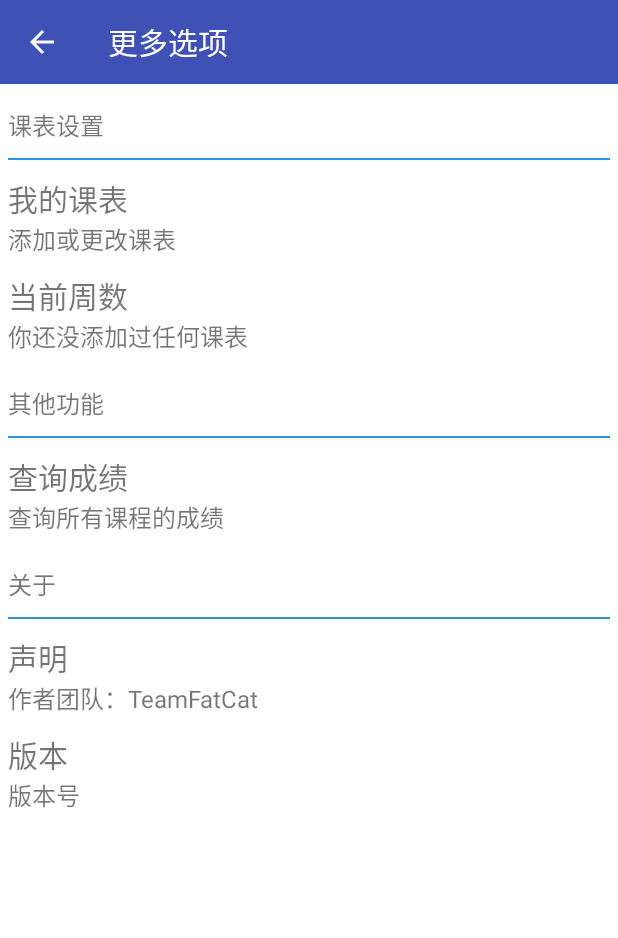
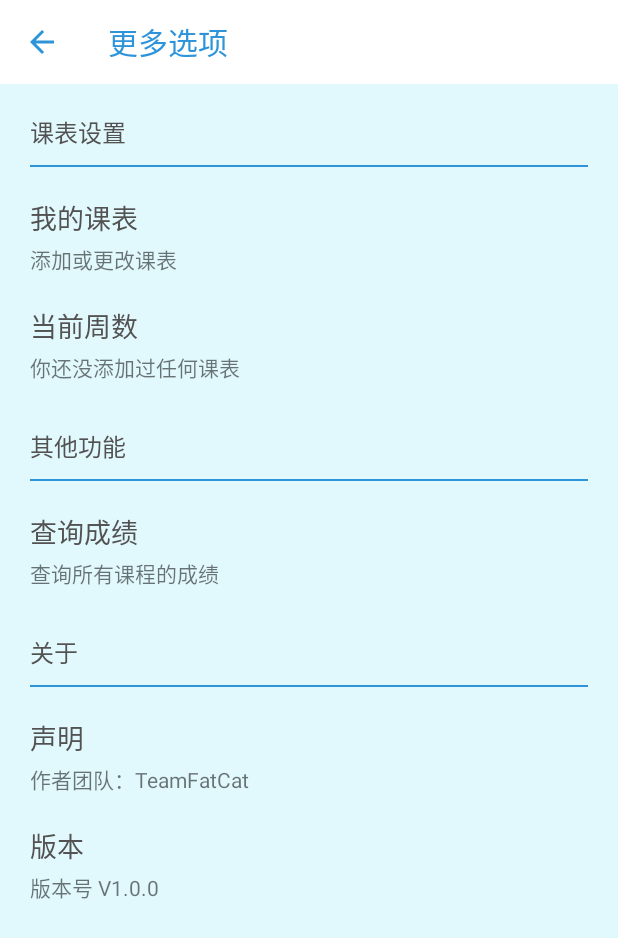
Before and after one commit to EsauLu/CourseTable, an Android app: the SettingActivity screen opened directly, with no data from a screen before it, on a phone screen of 412 x 824 dp. Shown: the top 938 px of the screen. Run offline under Robolectric (Android 15) with nearby library versions, the phone set to English and light mode, and no system bars.

Commit message:
add author info, fix coursetable color and change some style

```diff
--- a/build.gradle
+++ b/build.gradle
@@ -5,7 +5,7 @@ buildscript {
         jcenter()
     }
     dependencies {
-        classpath 'com.android.tools.build:gradle:2.2.0'
+        classpath 'com.android.tools.build:gradle:2.1.0'
 
         // NOTE: Do not place your application dependencies here; they belong
         // in the individual module build.gradle files
--- a/coursetable/src/main/AndroidManifest.xml
+++ b/coursetable/src/main/AndroidManifest.xml
@@ -20,6 +20,7 @@
         </activity>
         <activity android:name=".activity.CourseLoginActivity" />
         <activity android:name=".activity.CourseInfoActivity" />
+        <activity android:name=".activity.StatementActivity" />
 
         <service
             android:name=".jw.service.DataService"
--- a/coursetable/src/main/java/com/fatcat/coursetable/activity/CourseInfoActivity.java
+++ b/coursetable/src/main/java/com/fatcat/coursetable/activity/CourseInfoActivity.java
@@ -48,7 +48,7 @@ public class CourseInfoActivity extends BaseActivity {
         mToolbar = (Toolbar) findViewById(R.id.toolbar);
         // toolbar.setLogo(R.drawable.ic_launcher);
         mToolbar.setTitle(course.getName());// 标题的文字需在setSupportActionBar之前，不然会无效
-        mToolbar.setTitleTextColor(ContextCompat.getColor(this,R.color.colorText));
+        mToolbar.setTitleTextColor(ContextCompat.getColor(this,R.color.colorBlue));
         // toolbar.setSubtitle("副标题");
         setSupportActionBar(mToolbar);
         getSupportActionBar().setDisplayHomeAsUpEnabled(true);
--- a/coursetable/src/main/res/drawable/kb12.xml
+++ b/coursetable/src/main/res/drawable/kb12.xml
@@ -2,10 +2,10 @@
 <shape
     xmlns:android="http://schemas.android.com/apk/res/android"
     android:shape="rectangle">
-    <solid android:color="#B29AFF9A"/>
+    <solid android:color="#B27CCD7C"/>
     <stroke
         android:width="1dp"
-        android:color="#B29AFF9A"
+        android:color="#B27CCD7C"
         />
     <corners android:radius="5dp"/>
 
--- a/coursetable/src/main/res/drawable/kb14.xml
+++ b/coursetable/src/main/res/drawable/kb14.xml
@@ -2,10 +2,10 @@
 <shape
     xmlns:android="http://schemas.android.com/apk/res/android"
     android:shape="rectangle">
-    <solid android:color="#C2DDA0DD"/>
+    <solid android:color="#C2EE6363"/>
     <stroke
         android:width="1dp"
-        android:color="#C2DDA0DD"
+        android:color="#C2EE6363"
         />
     <corners android:radius="5dp"/>
 
--- a/coursetable/src/main/res/drawable/kb16.xml
+++ b/coursetable/src/main/res/drawable/kb16.xml
@@ -2,10 +2,10 @@
 <shape
     xmlns:android="http://schemas.android.com/apk/res/android"
     android:shape="rectangle">
-    <solid android:color="#997b712f"/>
+    <solid android:color="#998E8E38"/>
     <stroke
         android:width="1dp"
-        android:color="#997b712f"
+        android:color="#998E8E38"
         />
     <corners android:radius="5dp"/>
 
--- a/coursetable/src/main/res/drawable/kb20.xml
+++ b/coursetable/src/main/res/drawable/kb20.xml
@@ -2,10 +2,10 @@
 <shape
     xmlns:android="http://schemas.android.com/apk/res/android"
     android:shape="rectangle">
-    <solid android:color="#999947a9"/>
+    <solid android:color="#99EE9A49"/>
     <stroke
         android:width="1dp"
-        android:color="#999947a9"
+        android:color="#99EE9A49"
         />
     <corners android:radius="5dp"/>
 
--- a/coursetable/src/main/res/layout/activity_course_login.xml
+++ b/coursetable/src/main/res/layout/activity_course_login.xml
@@ -3,13 +3,14 @@
     xmlns:app="http://schemas.android.com/apk/res-auto"
     android:layout_width="match_parent"
     android:layout_height="match_parent"
+    android:background="@mipmap/bg"
     android:orientation="vertical">
 
     <android.support.v7.widget.Toolbar
         android:id="@+id/toolbar"
         android:layout_width="match_parent"
         android:layout_height="wrap_content"
-        android:background="?attr/colorPrimary"
+        android:background="@color/colorBackground"
         android:minHeight="?attr/actionBarSize"
         app:theme="@style/ThemeOverlay.AppCompat.ActionBar" />
 
@@ -122,8 +123,9 @@
             android:layout_width="wrap_content"
             android:layout_height="wrap_content"
             android:onClick="loginClick"
-            android:text="教务网地址：http://jw.jluzh.com"
+            android:text="当前教务网地址：http://jw.jluzh.com"
             android:textSize="16sp"
+            android:textColor="#333333"
             android:padding="10dp"/>
 
     </LinearLayout>
--- a/coursetable/src/main/res/layout/activity_courseinfo.xml
+++ b/coursetable/src/main/res/layout/activity_courseinfo.xml
@@ -2,11 +2,13 @@
 <LinearLayout xmlns:android="http://schemas.android.com/apk/res/android"
     android:layout_width="match_parent"
     android:layout_height="match_parent"
+    xmlns:app="http://schemas.android.com/apk/res-auto"
     android:background="@mipmap/bg"
     android:orientation="vertical">
 
     <android.support.v7.widget.Toolbar
         android:id="@+id/toolbar"
+        app:theme="@style/ThemeOverlay.AppCompat.ActionBar"
         android:layout_width="match_parent"
         android:layout_height="wrap_content"
         android:background="@color/colorBackground"
--- a/coursetable/src/main/res/layout/activity_setting.xml
+++ b/coursetable/src/main/res/layout/activity_setting.xml
@@ -3,14 +3,14 @@
     xmlns:app="http://schemas.android.com/apk/res-auto"
     android:layout_width="match_parent"
     android:layout_height="match_parent"
+    android:background="@mipmap/bg"
     android:orientation="vertical">
 
     <android.support.v7.widget.Toolbar
         android:id="@+id/setting_toolbar"
         android:layout_width="match_parent"
         android:layout_height="wrap_content"
-        android:background="?attr/colorPrimary"
-        android:titleTextColor="#ffffff"
+        android:background="@color/colorBackground"
         android:minHeight="?attr/actionBarSize"
         app:theme="@style/ThemeOverlay.AppCompat.ActionBar" />
 
@@ -22,16 +22,20 @@
         <LinearLayout
             android:layout_width="match_parent"
             android:layout_height="wrap_content"
+            android:layout_marginLeft="10dp"
+            android:layout_marginRight="10dp"
             android:orientation="vertical"
-            android:padding="5dp">
+            android:padding="10dp">
 
             <TextView
                 android:layout_width="wrap_content"
                 android:layout_height="wrap_content"
+                android:layout_marginBottom="10dp"
+                android:layout_marginTop="10dp"
                 android:text="课表设置"
-                android:textSize="16sp"
-                android:layout_marginTop="10dp"
-                android:layout_marginBottom="10dp"/>
+                android:textColor="@color/colorText"
+                android:textSize="16sp" />
+
             <View
                 android:layout_width="match_parent"
                 android:layout_height="1dp"
@@ -43,24 +47,28 @@
             android:id="@+id/setting_mycourse"
             android:layout_width="match_parent"
             android:layout_height="wrap_content"
-            android:orientation="vertical"
-            android:padding="5dp"
+            android:layout_marginLeft="10dp"
+            android:layout_marginRight="10dp"
+            android:background="?android:attr/selectableItemBackground"
             android:clickable="true"
             android:onClick="settingOnClick"
-            android:background="?android:attr/selectableItemBackground">
+            android:orientation="vertical"
+            android:padding="10dp">
 
             <TextView
                 android:layout_width="wrap_content"
                 android:layout_height="wrap_content"
                 android:text="我的课表"
-                android:textSize="20sp"/>
+                android:textColor="@color/colorText"
+                android:textSize="18sp" />
 
             <TextView
                 android:id="@+id/setting_mycourse_des"
                 android:layout_width="wrap_content"
                 android:layout_height="wrap_content"
+                android:layout_marginTop="3dp"
                 android:text="添加或更改课表"
-                android:textSize="16sp"/>
+                android:textSize="14sp" />
 
         </LinearLayout>
 
@@ -68,27 +76,30 @@
             android:id="@+id/setting_curr_week"
             android:layout_width="match_parent"
             android:layout_height="wrap_content"
-            android:orientation="vertical"
-            android:padding="5dp"
+            android:layout_marginLeft="10dp"
+            android:layout_marginRight="10dp"
+            android:background="?android:attr/selectableItemBackground"
             android:clickable="true"
             android:onClick="settingOnClick"
-            android:background="?android:attr/selectableItemBackground">
+            android:orientation="vertical"
+            android:padding="10dp">
 
             <TextView
                 android:layout_width="wrap_content"
                 android:layout_height="wrap_content"
                 android:text="当前周数"
-                android:textSize="20sp"/>
+                android:textColor="@color/colorText"
+                android:textSize="18sp" />
 
             <TextView
                 android:id="@+id/setting_curr_week_des"
                 android:layout_width="wrap_content"
                 android:layout_height="wrap_content"
+                android:layout_marginTop="3dp"
                 android:text="修改当前周数"
-                android:textSize="16sp"/>
+                android:textSize="14sp" />
 
         </LinearLayout>
-
 
 
     </LinearLayout>
@@ -102,16 +113,20 @@
         <LinearLayout
             android:layout_width="match_parent"
             android:layout_height="wrap_content"
+            android:layout_marginLeft="10dp"
+            android:layout_marginRight="10dp"
             android:orientation="vertical"
-            android:padding="5dp">
+            android:padding="10dp">
 
             <TextView
                 android:layout_width="wrap_content"
                 android:layout_height="wrap_content"
+                android:layout_marginBottom="10dp"
+                android:layout_marginTop="10dp"
                 android:text="其他功能"
-                android:textSize="16sp"
-                android:layout_marginTop="10dp"
-                android:layout_marginBottom="10dp"/>
+                android:textColor="@color/colorText"
+                android:textSize="16sp" />
+
             <View
                 android:layout_width="match_parent"
                 android:layout_height="1dp"
@@ -123,23 +138,27 @@
             android:id="@+id/setting_qurey_score"
             android:layout_width="match_parent"
             android:layout_height="wrap_content"
-            android:orientation="vertical"
-            android:padding="5dp"
+            android:layout_marginLeft="10dp"
+            android:layout_marginRight="10dp"
+            android:background="?android:attr/selectableItemBackground"
             android:clickable="true"
             android:onClick="settingOnClick"
-            android:background="?android:attr/selectableItemBackground">
+            android:orientation="vertical"
+            android:padding="10dp">
 
             <TextView
                 android:layout_width="wrap_content"
                 android:layout_height="wrap_content"
                 android:text="查询成绩"
-                android:textSize="20sp"/>
+                android:textColor="@color/colorText"
+                android:textSize="18sp" />
 
             <TextView
                 android:layout_width="wrap_content"
                 android:layout_height="wrap_content"
+                android:layout_marginTop="3dp"
                 android:text="查询所有课程的成绩"
-                android:textSize="16sp"/>
+                android:textSize="14sp" />
 
         </LinearLayout>
 
@@ -153,16 +172,20 @@
         <LinearLayout
             android:layout_width="match_parent"
             android:layout_height="wrap_content"
+            android:layout_marginLeft="10dp"
+            android:layout_marginRight="10dp"
             android:orientation="vertical"
-            android:padding="5dp">
+            android:padding="10dp">
 
             <TextView
                 android:layout_width="wrap_content"
                 android:layout_height="wrap_content"
+                android:layout_marginBottom="10dp"
+                android:layout_marginTop="10dp"
                 android:text="关于"
-                android:textSize="16sp"
-                android:layout_marginTop="10dp"
-                android:layout_marginBottom="10dp"/>
+                android:textColor="@color/colorText"
+                android:textSize="16sp" />
+
             <View
                 android:layout_width="match_parent"
                 android:layout_height="1dp"
@@ -174,23 +197,27 @@
             android:id="@+id/setting_statement"
             android:layout_width="match_parent"
             android:layout_height="wrap_content"
-            android:orientation="vertical"
-            android:padding="5dp"
+            android:layout_marginLeft="10dp"
+            android:layout_marginRight="10dp"
+            android:background="?android:attr/selectableItemBackground"
             android:clickable="true"
             android:onClick="settingOnClick"
-            android:background="?android:attr/selectableItemBackground">
+            android:orientation="vertical"
+            android:padding="10dp">
 
             <TextView
                 android:layout_width="wrap_content"
                 android:layout_height="wrap_content"
                 android:text="声明"
-                android:textSize="20sp"/>
+                android:textColor="@color/colorText"
+                android:textSize="18sp" />
 
             <TextView
                 android:layout_width="wrap_content"
                 android:layout_height="wrap_content"
+                android:layout_marginTop="3dp"
                 android:text="作者团队：TeamFatCat"
-                android:textSize="16sp"/>
+                android:textSize="14sp" />
 
         </LinearLayout>
 
@@ -198,28 +225,31 @@
             android:id="@+id/setting_version"
             android:layout_width="match_parent"
             android:layout_height="wrap_content"
-            android:orientation="vertical"
-            android:padding="5dp"
+            android:layout_marginLeft="10dp"
+            android:layout_marginRight="10dp"
+            android:background="?android:attr/selectableItemBackground"
             android:clickable="true"
             android:onClick="settingOnClick"
-            android:background="?android:attr/selectableItemBackground">
+            android:orientation="vertical"
+            android:padding="10dp">
 
             <TextView
                 android:layout_width="wrap_content"
                 android:layout_height="wrap_content"
                 android:text="版本"
-                android:textSize="20sp"/>
+                android:textColor="@color/colorText"
+                android:textSize="18sp" />
 
             <TextView
                 android:layout_width="wrap_content"
                 android:layout_height="wrap_content"
-                android:text="版本号"
-                android:textSize="16sp"/>
+                android:layout_marginTop="3dp"
+                android:text="版本号 V1.0.0"
+                android:textSize="14sp" />
 
         </LinearLayout>
 
     </LinearLayout>
 
 
-
 </LinearLayout>
--- a/coursetable/src/main/res/values/colors.xml
+++ b/coursetable/src/main/res/values/colors.xml
@@ -4,6 +4,7 @@
     <color name="colorPrimaryDark">#303F9F</color>
     <color name="colorAccent">#3498db</color>
 
+    <color name="colorBlue">#2e94da</color>
     <color name="colorBackground">#FFFFFF</color>
     <color name="colorText">#535252</color>
 </resources>
--- a/coursetable/src/main/res/values/styles.xml
+++ b/coursetable/src/main/res/values/styles.xml
@@ -3,14 +3,14 @@
     <!-- Base application theme. -->
     <style name="AppTheme" parent="Theme.AppCompat.Light.NoActionBar">
         <!-- Customize your theme here. -->
-        <item name="colorPrimary">@color/colorPrimary</item>
-        <item name="colorPrimaryDark">@color/colorPrimaryDark</item>
+        <item name="colorPrimary">@android:color/white</item>
+       <!-- <item name="colorPrimaryDark">@android:color/white</item>-->
         <item name="colorAccent">@color/colorAccent</item>
         <!-- 窗口的背景颜色 -->
         <item name="android:windowBackground">@android:color/white</item>
 
         <!-- 窗口标题的背景颜色 -->
-        <item name="android:textColorPrimary">@android:color/white</item>
+        <item name="android:textColorPrimary">#2e94da</item>
     </style>
 
     <style name="AppTheme.AppBarOverlay" parent="ThemeOverlay.AppCompat.Dark.ActionBar" />
```
Also changed, not shown: coursetable/src/main/java/com/fatcat/coursetable/activity/SettingActivity.java (+42 -33 lines), coursetable/src/main/java/com/fatcat/coursetable/activity/StatementActivity.java (added, +45 -0 lines), coursetable/src/main/res/layout/activity_statement.xml (added, +74 -0 lines), coursetable/src/main/res/mipmap-hdpi/dashang.png (added).
